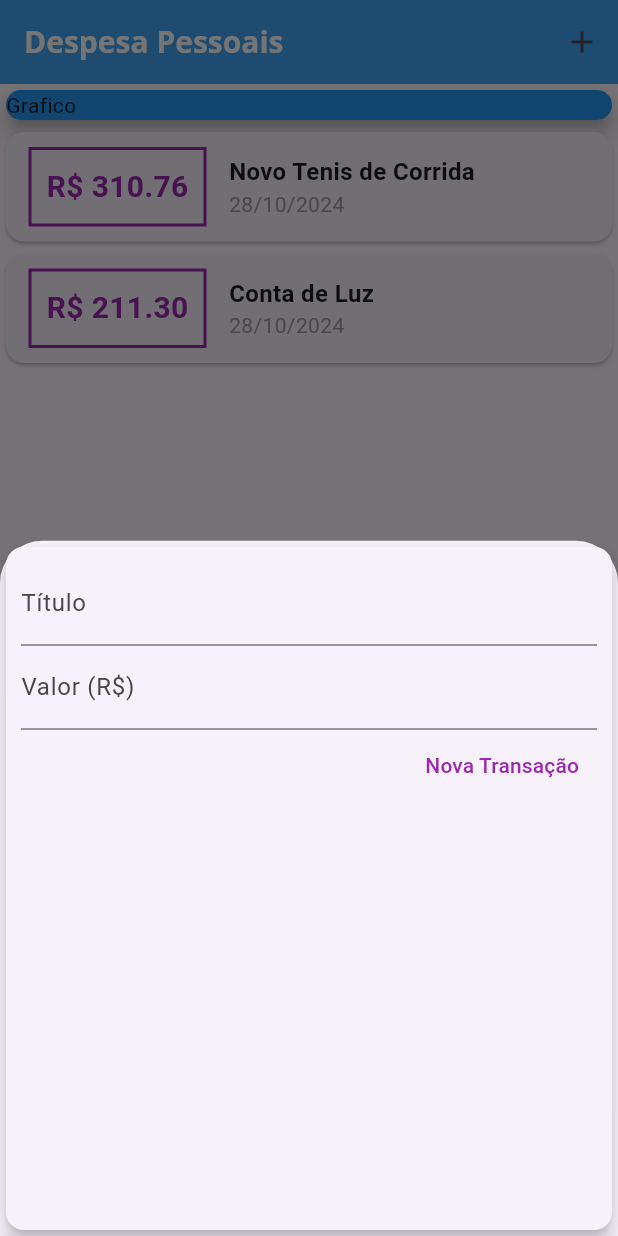
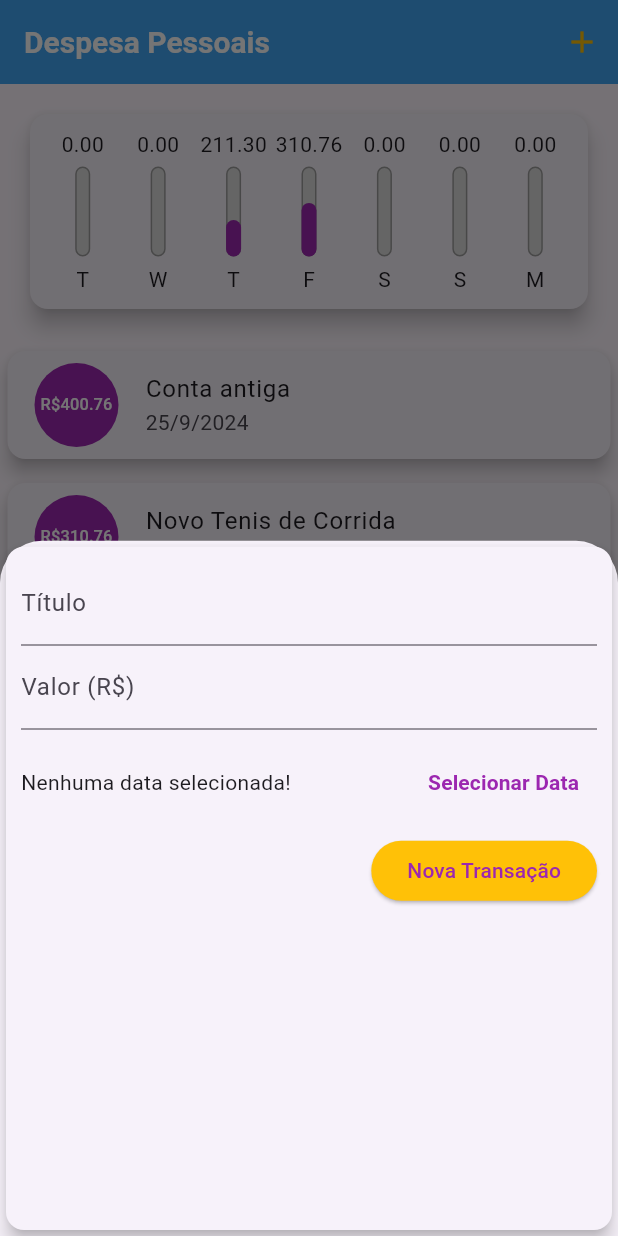
Before and after one commit to eduardoztt/Despesas-Pessoais, a Flutter app: the screen it shows after launch, after a tap on the "add" icon, on a phone screen of 412 x 824 dp. Run offline on Flutter 3.47's test engine with Material 3 defaults, Android fonts, the phone set to English and light mode, and no system bars.

Commit message:
alterado o layout do aplicativo adicionado um grafico com porcentagem dos valores gastos na semana

```diff
--- /dev/null
+++ b/lib/components/chart.dart
@@ -0,0 +1,65 @@
+import 'package:despesas_pessoais/components/chart_bar.dart';
+import 'package:flutter/material.dart';
+import 'package:flutter/widgets.dart';
+import '../models/transaction.dart';
+import 'package:intl/intl.dart';
+
+class Chart extends StatelessWidget {
+  final List<Transaction> recentTransaction;
+
+  Chart(this.recentTransaction);
+
+  List<Map<String, Object>> get groupedTransaction {
+    return List.generate(7, (index) {
+      final weekDay = DateTime.now().subtract(Duration(days: index));
+
+      double totalSum = 0.0;
+
+      for (var i = 0; i < recentTransaction.length; i++) {
+        bool sameDay = recentTransaction[i].date.day == weekDay.day;
+        bool sameMonth = recentTransaction[i].date.month == weekDay.month;
+        bool sameYear = recentTransaction[i].date.year == weekDay.year;
+
+        if (sameDay && sameMonth && sameYear) {
+          totalSum += recentTransaction[i].value;
+        }
+      }
+
+      return {
+        'day': DateFormat.E().format(weekDay)[0],
+        'value': totalSum,
+      };
+    }).reversed.toList();
+  }
+
+  double get _weekTotalValue{
+    return groupedTransaction.fold(0.0,(sum, tr){
+      return sum + (tr['value'] as double);
+    } );
+  }
+
+
+  @override
+  Widget build(BuildContext context) {
+    return Card(
+      elevation: 6,
+      margin: EdgeInsets.all(20),
+      child: Padding(
+        padding: const EdgeInsets.all(10.0),
+        child: Row(
+          mainAxisAlignment: MainAxisAlignment.spaceAround,
+          children: groupedTransaction.map((tr) {
+            return Flexible(
+              fit: FlexFit.tight,
+              child: ChartBar(
+                label: tr['day'] as String,
+                value: tr['value'] as double,
+                percentege: (tr['value'] as double) / _weekTotalValue,
+              ),
+            );
+          }).toList(),
+        ),
+      ),
+    );
+  }
+}
--- /dev/null
+++ b/lib/components/chart_bar.dart
@@ -0,0 +1,65 @@
+import 'package:flutter/material.dart';
+import 'package:flutter/widgets.dart';
+import 'chart.dart';
+
+class ChartBar extends StatelessWidget {
+  final String label;
+  final double value;
+  final double percentege;
+
+  ChartBar({
+    this.label = '',
+    this.value = 0.0,
+    this.percentege = 0.0,
+  });
+
+  @override
+  Widget build(BuildContext context) {
+    return Column(
+      children: [
+        Container(
+          height: 20,
+          child: FittedBox(
+              child: Text(
+            '${value.toStringAsFixed(2)}',
+          )),
+        ),
+        SizedBox(
+          height: 5,
+        ),
+        Container(
+          height: 60,
+          width: 10,
+          child: Stack(
+            alignment: Alignment.bottomCenter,
+            children: [
+              Container(
+                decoration: BoxDecoration(
+                  border: Border.all(
+                    color: Colors.grey,
+                    width: 1.0,
+                  ),
+                  color: Color.fromRGBO(220, 220, 220, 1),
+                  borderRadius: BorderRadius.circular(5),
+                ),
+              ),
+              FractionallySizedBox(
+                heightFactor: percentege,
+                child: Container(
+                  decoration: BoxDecoration(
+                    color: Theme.of(context).colorScheme.primary,
+                    borderRadius: BorderRadius.circular(5),
+                  ),
+                ),
+              )
+            ],
+          ),
+        ),
+        SizedBox(
+          height: 5,
+        ),
+        Text(label),
+      ],
+    );
+  }
+}
--- a/lib/components/transaction_form.dart
+++ b/lib/components/transaction_form.dart
@@ -1,8 +1,9 @@
 import 'package:flutter/widgets.dart';
 import 'package:flutter/material.dart';
+import 'package:intl/intl.dart';
 
 class TransactionForm extends StatefulWidget {
-  final void Function(String,double) onSubmit;
+  final void Function(String, double) onSubmit;
 
   const TransactionForm(this.onSubmit, {super.key});
 
@@ -11,20 +12,37 @@ class TransactionForm extends StatefulWidget {
 }
 
 class _TransactionFormState extends State<TransactionForm> {
-  final titleController = TextEditingController();
+  final _titleController = TextEditingController();
+  final _valueController = TextEditingController();
+  DateTime? _selectedDate;
 
-  final valueController = TextEditingController();
+  _submitForm() {
+    final value = double.tryParse(_valueController.text) ?? 0.0;
+    final title = _titleController.text;
 
-_submitForm() {
-  final value = double.tryParse(valueController.text) ?? 0.0;
-  final title =  titleController.text;
+    if (title.isEmpty || value <= 0) {
+      return;
+    }
 
-  if(title.isEmpty || value <= 0){
-    return;
+    widget.onSubmit(title, value);
   }
 
-  widget.onSubmit(title,value);
-}
+  _showDatePicker() {
+    showDatePicker(
+      context: context,
+      firstDate: DateTime(2019),
+      initialDate: DateTime.now(),
+      lastDate: DateTime.now(),
+    ).then((pickedDate) {
+      if (pickedDate == null) {
+        return;
+      }
+
+      setState(() {
+         _selectedDate = pickedDate;
+      });
+    });
+  }
 
   @override
   Widget build(BuildContext context) {
@@ -35,28 +53,57 @@ _submitForm() {
         child: Column(
           children: [
             TextField(
-              controller: titleController,
+              controller: _titleController,
               onSubmitted: (_) => _submitForm(),
               decoration: const InputDecoration(
                 labelText: 'Título',
               ),
             ),
             TextField(
-              keyboardType: const TextInputType.numberWithOptions(decimal: true),
+              keyboardType:
+                  const TextInputType.numberWithOptions(decimal: true),
               onSubmitted: (_) => _submitForm(),
-              controller: valueController,
+              controller: _valueController,
               decoration: const InputDecoration(
                 labelText: 'Valor (R\$)',
+              ),
+            ),
+            Container(
+              height: 70,
+              child: Row(
+                children: [
+                  Expanded(
+                    child: Text(
+                      _selectedDate == null ? 'Nenhuma data selecionada!'
+                    : 'Data Selecionada: ${DateFormat('d/M/y').format(_selectedDate!)}',
+                    ),
+                  ),
+                  TextButton(
+                    style: TextButton.styleFrom(
+                      foregroundColor: Theme.of(context).colorScheme.primary,
+                    ),
+                    onPressed: _showDatePicker,
+                    child: Text(
+                      'Selecionar Data',
+                      style: TextStyle(
+                        fontWeight: FontWeight.bold,
+                      ),
+                    ),
+                  ),
+                ],
               ),
             ),
             Row(
               mainAxisAlignment: MainAxisAlignment.end,
               children: [
-                TextButton(
+                ElevatedButton(
                   onPressed: _submitForm,
+                  style: TextButton.styleFrom(
+                    foregroundColor: Theme.of(context).colorScheme.primary,
+                    backgroundColor: Theme.of(context).colorScheme.secondary,
+                  ),
                   child: const Text(
                     'Nova Transação',
-                    style: TextStyle(color: Colors.purple),
                   ),
                 ),
               ],
--- a/lib/components/transaction_list.dart
+++ b/lib/components/transaction_list.dart
@@ -12,52 +12,53 @@ class TransactionList extends StatelessWidget {
   Widget build(BuildContext context) {
     return SizedBox(
       height: 300,
-      child: ListView.builder(
+      child: transaction.isEmpty
+          ? Column(
+              children: [
+                Text('Nenhuma Transação cadastrada'),
+                SizedBox(
+                  height: 20,
+                ),
+                Container(
+                  height: 200,
+                  child: Image.asset(
+                    'assets/images/waiting.png',
+                    fit: BoxFit.cover,
+                  ),
+                ),
+              ],
+            )
+          : ListView.builder(
               itemCount: transaction.length,
               itemBuilder: (ctx, index) {
                 final tr = transaction[index];
                 return Card(
-            child: Row(
-              children: [
-                Container(
-                  margin: const EdgeInsets.symmetric(
-                    horizontal: 15,
-                    vertical: 10,
+                  elevation: 5,
+                  margin: EdgeInsets.symmetric(
+                    vertical: 8,
+                    horizontal: 5,
                   ),
-                  decoration: BoxDecoration(
-                      border: Border.all(
-                    color: Colors.purple,
-                    width: 2,
+                  child: ListTile(
+                    leading: CircleAvatar(
+                      backgroundColor: Theme.of(context).colorScheme.primary,
+                      radius: 30,
+                      child: Padding(
+                        padding: const EdgeInsets.all(6.0),
+                        child: FittedBox(
+                            child: Text(
+                          'R\$${tr.value}',
+                          style: TextStyle(
+                            color: Colors.white,
+                          ),
                         )),
-                  padding: const EdgeInsets.all(10),
-                  child: Text(
-                    'R\$ ${tr.value.toStringAsFixed(2)}',
-                    style: const TextStyle(
-                      fontWeight: FontWeight.bold,
-                      fontSize: 20,
-                      color: Colors.purple,
                       ),
                     ),
+                    title: Text(
+                      tr.title,
                     ),
-                Column(
-                  crossAxisAlignment: CrossAxisAlignment.start,
-                  children: [
-                    Text(
-                      tr.title,
-                      style: const TextStyle(
-                        fontSize: 16,
-                        fontWeight: FontWeight.bold,
+                    subtitle: Text(
+                      DateFormat('d/M/y').format(tr.date),
                     ),
-                    ),
-                    Text(
-                      DateFormat('d/M/y').format(tr.date),
-                      style: const TextStyle(
-                        color: Colors.grey,
-                      ),
-                    )
-                  ],
-                )
-              ],
                   ),
                 );
               },
--- a/lib/main.dart
+++ b/lib/main.dart
@@ -1,9 +1,11 @@
+import 'package:despesas_pessoais/components/chart.dart';
 import 'package:despesas_pessoais/components/transaction_form.dart';
 import 'package:flutter/widgets.dart';
 import 'package:flutter/material.dart';
 import './components/transaction_list.dart';
 import '../models/transaction.dart';
 import 'dart:math';
+import 'components/chart.dart';
 
 main() => runApp(ExpensesApp());
 
@@ -49,14 +51,22 @@ class MyHomePage extends StatefulWidget {
 }
 
 class _MyHomePageState extends State<MyHomePage> {
-  final _transaction = [
+  final List<Transaction> _transaction = [
+    Transaction(
+        id: 't0',
+        title: 'Conta antiga',
+        value: 400.76,
+        date: DateTime.now().subtract(Duration(days: 33))),
     Transaction(
         id: 't1',
         title: 'Novo Tenis de Corrida',
         value: 310.76,
-        date: DateTime.now()),
+        date: DateTime.now().subtract(Duration(days: 3))),
     Transaction(
-        id: 't2', title: 'Conta de Luz', value: 211.30, date: DateTime.now()),
+        id: 't2',
+        title: 'Conta de Luz',
+        value: 211.30,
+        date: DateTime.now().subtract(Duration(days: 4))),
   ];
 
   _openTransactionFormModal(BuildContext context) {
@@ -65,6 +75,14 @@ class _MyHomePageState extends State<MyHomePage> {
         builder: (_) {
           return TransactionForm(_addTransaction);
         });
+  }
+
+  List<Transaction> get _recentTransaction {
+    return _transaction.where((tr) {
+      return tr.date.isAfter(DateTime.now().subtract(
+        Duration(days: 7),
+      ));
+    }).toList();
   }
 
   _addTransaction(String title, double value) {
@@ -91,26 +109,24 @@ class _MyHomePageState extends State<MyHomePage> {
         actions: [
           IconButton(
             onPressed: () => _openTransactionFormModal(context),
-            icon: const Icon(Icons.add),
+            icon: Icon(
+              Icons.add,
+            color: Theme.of(context).colorScheme.secondary,
+            ),
           ),
         ],
       ),
       body: SingleChildScrollView(
         child: Column(
+          crossAxisAlignment: CrossAxisAlignment.stretch,
           children: [
-            SizedBox(
-              width: double.infinity,
-              child: const Card(
-                color: Colors.blue,
-                elevation: 5,
-                child: Text('Grafico'),
-              ),
-            ),
+            Chart(_recentTransaction),
             TransactionList(_transaction),
           ],
         ),
       ),
       floatingActionButton: FloatingActionButton(
+        backgroundColor: Theme.of(context).colorScheme.secondary,
         child: const Icon(Icons.add),
         onPressed: () => _openTransactionFormModal(context),
       ),
```
Also changed, not shown: pubspec.yaml (+13 -13 lines), assets/images/waiting.png (added). Lines whose indentation alone changed are shown as unchanged.
